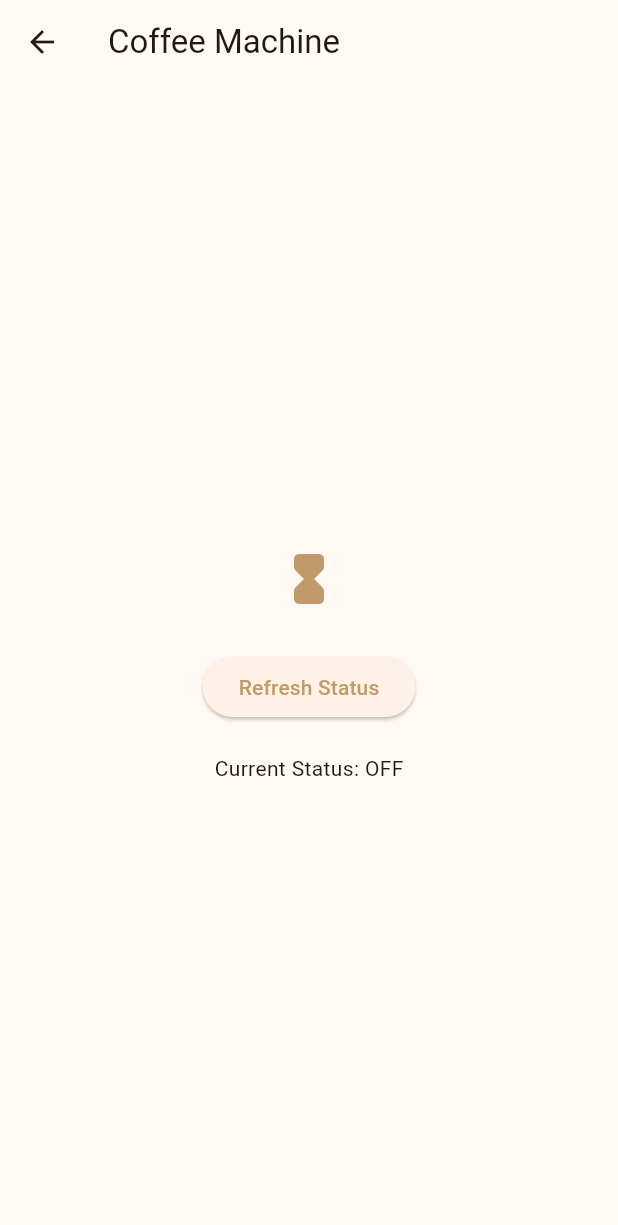
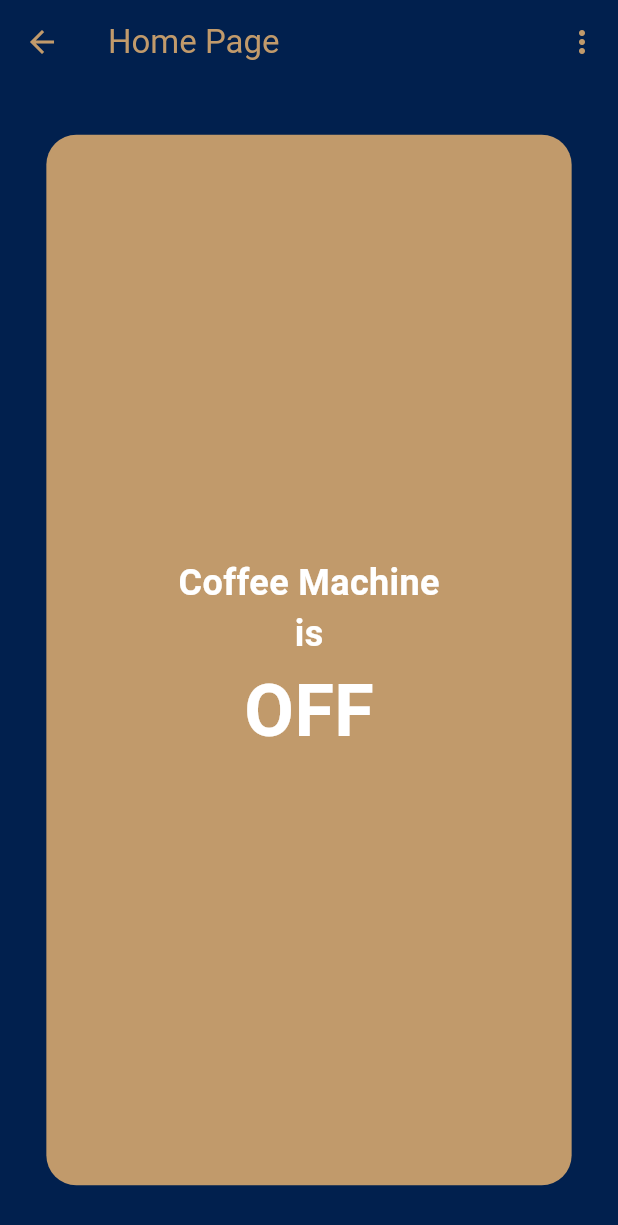
Before and after one commit to zaynabmourtada/onSync, a Flutter app: the CoffeeMachineScreen screen opened directly with empty values, on a phone screen of 412 x 824 dp. Shown: the top 1225 px of the screen. Run offline on Flutter 3.47's test engine with Material 3 defaults, Android fonts, the phone set to English and light mode, and no system bars; our stand-ins replace shared_preferences; accounts and stored records are empty; network calls fail.

Commit message:
began implementation of coffee machine screen, more to come

```diff
--- a/onsync_frontend/lib/CoffeeMachineScreen.dart
+++ b/onsync_frontend/lib/CoffeeMachineScreen.dart
@@ -1,5 +1,4 @@
 import 'package:flutter/material.dart';
-import 'package:logging/logging.dart';
 import 'api_service.dart';
 import 'hours.dart';
 import 'minutes.dart';
@@ -8,7 +7,8 @@ import 'am_pm.dart';
 class CoffeeMachineScreen extends StatefulWidget {
   final ApiService apiService;
 
-  const CoffeeMachineScreen({super.key, required this.apiService});
+  const CoffeeMachineScreen({Key? key, required this.apiService})
+      : super(key: key);
 
   @override
   ScheduleInterface createState() => ScheduleInterface();
@@ -20,36 +20,27 @@ class ScheduleInterface extends State<CoffeeMachineScreen> {
   bool _isAm = true;
   String _status = "OFF"; // Add status tracking
 
-  final log = Logger('CoffeeMachineScreen');
-
-  @override
-  void initState() {
-    super.initState();
-    _getStatus(); // Fetch status when the screen loads
-  }
-
   // Save scheduled time
   void _saveSelectedTime() async {
     String startTime =
         '${_selectedHour.toString().padLeft(2, '0')}:${_selectedMinute.toString().padLeft(2, '0')} ${_isAm ? 'AM' : 'PM'}';
-    String endTime =
-        'N/A'; // Assuming you don't have an end time in this example
+    String endTime = 'N/A'; // Assuming you don't have an end time in this example
 
     String username = 'current_user'; // Replace with actual username
 
-    log.info('Saving schedule for $username: $startTime to $endTime'); // Use logger instead of print
+    print('Saving schedule for $username: $startTime to $endTime'); // Debug print
 
     try {
       final response =
           await widget.apiService.setSchedule(username, startTime, endTime);
 
       if (response.statusCode == 200) {
-        log.info('Schedule saved successfully');
+        print('Schedule saved successfully');
       } else {
-        log.warning('Failed to save schedule: ${response.body}');
+        print('Failed to save schedule: ${response.body}');
       }
     } catch (e) {
-      log.severe('Error saving schedule: $e');
+      print('Error saving schedule: $e');
     }
   }
 
@@ -61,38 +52,127 @@ class ScheduleInterface extends State<CoffeeMachineScreen> {
         _status = status['status'];
       });
     } catch (e) {
-      log.severe('Error fetching status: $e');
+      print('Error fetching status: $e');
     }
   }
 
   @override
+  void initState() {
+    super.initState();
+    _getStatus(); // Fetch status when the screen loads
+  }
+@override
 Widget build(BuildContext context) {
   return Scaffold(
+    backgroundColor: Color(0xFF01204E), // Dark blue outer layer background
     appBar: AppBar(
-        title: const Text('Coffee Machine'),
+      title: Text(
+        'Home Page',
+        style: TextStyle(color:Color(0xFFC19A6B)), // Set the title text to white
+      ),
+      backgroundColor: Color(0xFF01204E), // Match app bar color to the outer background
+      leading: IconButton(
+        icon: Icon(Icons.arrow_back, color: Color(0xFFC19A6B)), // Back arrow in beige
+        onPressed: () {
+          Navigator.pop(context); // Navigate back to the previous screen
+        },
+      ),
+      actions: [
+        PopupMenuButton<int>(
+          onSelected: (item) => _onSelected(context, item),
+          icon: Icon(Icons.more_vert, color: Color(0xFFC19A6B)), // Menu icon in beige
+          itemBuilder: (context) => [
+            PopupMenuItem<int>(
+              value: 0,
+              child: Row(
+                children: [
+                  Icon(Icons.hourglass_full_rounded, color: Color(0xFFC19A6B)),
+                  SizedBox(width: 10),
+                  Text('Set Schedule'),
+                ],
+              ),
+            ),
+            PopupMenuItem<int>(
+              value: 1,
+              child: Row(
+                children: [
+                  Icon(Icons.refresh, color: Color(0xFFC19A6B)),
+                  SizedBox(width: 10),
+                  Text('Refresh Status'),
+                ],
+              ),
+            ),
+          ],
+        ),
+      ],
     ),
     body: Center(
+      child: Container(
+        width: MediaQuery.of(context).size.width * 0.85, // Width of the inner layer
+        height: MediaQuery.of(context).size.height * 0.85, // Height of the inner layer
+        decoration: BoxDecoration(
+          color: Color(0xFFC19A6B), // Beige inner layer
+          borderRadius: BorderRadius.circular(20), // Rounded corners
+        ),
+        child: Center(
           child: Column(
             mainAxisAlignment: MainAxisAlignment.center,
             children: [
-            IconButton(
-              icon: const Icon(
-                Icons.hourglass_full_rounded,
-                color: Color(0xFFC19A6B),
-                size: 40,
+              Text(
+                'Coffee Machine',
+                style: TextStyle(
+                  color: Colors.white,
+                  fontSize: 24,
+                  fontWeight: FontWeight.bold,
                 ),
-              onPressed: () {
+              ),
+              Text(
+                'is',
+                style: TextStyle(
+                  color: Colors.white,
+                  fontSize: 24,
+                  fontWeight: FontWeight.bold,
+                ),
+              ),
+              Text(
+                'OFF',
+                style: TextStyle(
+                  color: Colors.white,
+                  fontSize: 48,
+                  fontWeight: FontWeight.bold,
+                ),
+              ),
+            ],
+          ),
+        ),
+      ),
+    ),
+  );
+}
+
+  void _onSelected(BuildContext context, int item) {
+    switch (item) {
+      case 0:
+        _showTimerDialog(context);
+        break;
+      case 1:
+        _getStatus();
+        break;
+    }
+  }
+
+  void _showTimerDialog(BuildContext context) {
     showDialog(
       context: context,
       builder: (BuildContext context) {
         return AlertDialog(
           backgroundColor: const Color(0xFF01204E),
-                      content: SizedBox(
+          content: Container(
             height: 287,
             width: 430,
             child: Column(
               children: [
-                            const SizedBox(height: 90),
+                SizedBox(height: 90),
                 Row(
                   mainAxisAlignment: MainAxisAlignment.center,
                   children: [
@@ -100,36 +180,33 @@ class ScheduleInterface extends State<CoffeeMachineScreen> {
                     Container(
                       width: 70,
                       height: 85,
-                                  color: const Color(0xFFC19A6B),
+                      color: Color(0xFFC19A6B),
                       child: ListWheelScrollView.useDelegate(
                         onSelectedItemChanged: (index) {
                           setState(() {
-                                        _selectedHour =
-                                            index + 1; // Adjust for 1-12 range
+                            _selectedHour = index + 1; // Adjust for 1-12 range
                           });
                         },
                         itemExtent: 50,
                         perspective: 0.005,
                         diameterRatio: 1.2,
-                                    physics: const FixedExtentScrollPhysics(),
-                                    childDelegate:
-                                        ListWheelChildBuilderDelegate(
+                        physics: FixedExtentScrollPhysics(),
+                        childDelegate: ListWheelChildBuilderDelegate(
                           childCount: 12,
                           builder: (context, index) {
                             return MyHours(
-                                          hours: index +
-                                              1, // Adjust to display 1-12 hours
+                              hours: index + 1, // Adjust to display 1-12 hours
                             );
                           },
                         ),
                       ),
                     ),
-                                const SizedBox(width: 10),
+                    SizedBox(width: 10),
                     // Minutes
                     Container(
                       width: 70,
                       height: 85,
-                                  color: const Color(0xFFC19A6B),
+                      color: Color(0xFFC19A6B),
                       child: ListWheelScrollView.useDelegate(
                         onSelectedItemChanged: (index) {
                           setState(() {
@@ -139,9 +216,8 @@ class ScheduleInterface extends State<CoffeeMachineScreen> {
                         itemExtent: 50,
                         perspective: 0.005,
                         diameterRatio: 1.2,
-                                    physics: const FixedExtentScrollPhysics(),
-                                    childDelegate:
-                                        ListWheelChildBuilderDelegate(
+                        physics: FixedExtentScrollPhysics(),
+                        childDelegate: ListWheelChildBuilderDelegate(
                           childCount: 60,
                           builder: (context, index) {
                             return MyMinutes(
@@ -151,12 +227,12 @@ class ScheduleInterface extends State<CoffeeMachineScreen> {
                         ),
                       ),
                     ),
-                                const SizedBox(width: 10),
+                    SizedBox(width: 10),
                     // AM and PM
                     Container(
                       width: 70,
                       height: 85,
-                                  color: const Color(0xFFC19A6B),
+                      color: Color(0xFFC19A6B),
                       child: ListWheelScrollView.useDelegate(
                         onSelectedItemChanged: (index) {
                           setState(() {
@@ -166,9 +242,8 @@ class ScheduleInterface extends State<CoffeeMachineScreen> {
                         itemExtent: 50,
                         perspective: 0.005,
                         diameterRatio: 1.2,
-                                    physics: const FixedExtentScrollPhysics(),
-                                    childDelegate:
-                                        ListWheelChildBuilderDelegate(
+                        physics: FixedExtentScrollPhysics(),
+                        childDelegate: ListWheelChildBuilderDelegate(
                           childCount: 2,
                           builder: (context, index) {
                             if (index == 0) {
@@ -182,12 +257,12 @@ class ScheduleInterface extends State<CoffeeMachineScreen> {
                     ),
                   ],
                 ),
-                            const SizedBox(height: 30),
+                SizedBox(height: 30),
                 Align(
                   alignment: Alignment.centerLeft,
                   child: Row(
                     children: [
-                                  const SizedBox(width: 25),
+                      SizedBox(width: 25),
                       // Cancel Button
                       OutlinedButton(
                         onPressed: () {
@@ -198,7 +273,7 @@ class ScheduleInterface extends State<CoffeeMachineScreen> {
                             borderRadius: BorderRadius.circular(12),
                           ),
                         ),
-                                    child: const Text(
+                        child: Text(
                           'Cancel',
                           style: TextStyle(
                             fontSize: 16,
@@ -207,7 +282,7 @@ class ScheduleInterface extends State<CoffeeMachineScreen> {
                           ),
                         ),
                       ),
-                                  const SizedBox(width: 50),
+                      SizedBox(width: 50),
                       // Save Button
                       ElevatedButton(
                         onPressed: () {
@@ -215,12 +290,12 @@ class ScheduleInterface extends State<CoffeeMachineScreen> {
                           Navigator.of(context).pop();
                         },
                         style: ElevatedButton.styleFrom(
-                                      backgroundColor: const Color(0xFFC19A6B),
+                          backgroundColor: Color(0xFFC19A6B),
                           shape: RoundedRectangleBorder(
                             borderRadius: BorderRadius.circular(12),
                           ),
                         ),
-                                    child: const Text(
+                        child: Text(
                           'Save',
                           style: TextStyle(
                             fontSize: 16,
@@ -238,18 +313,5 @@ class ScheduleInterface extends State<CoffeeMachineScreen> {
         );
       },
     );
-              },
-            ),
-            const SizedBox(height: 20),
-            ElevatedButton(
-              onPressed: _getStatus,
-              child: const Text('Refresh Status'),
-            ),
-            const SizedBox(height: 20),
-            Text('Current Status: $_status'),
-          ],
-        ),
-      ),
-    );
   }
 }
```
Also changed, not shown: onsync_frontend/pubspec.yaml (+5 -4 lines), onsync_frontend/assets/images/coffeeBrewing1.png (added), onsync_frontend/assets/images/coffeeBrewing2.png (added), onsync_frontend/assets/images/coffeeOff.png (added), onsync_frontend/assets/images/coffeeOn.png (added), onsync_frontend/pubspec.lock, 1 other file. Lines whose indentation alone changed are shown as unchanged.
